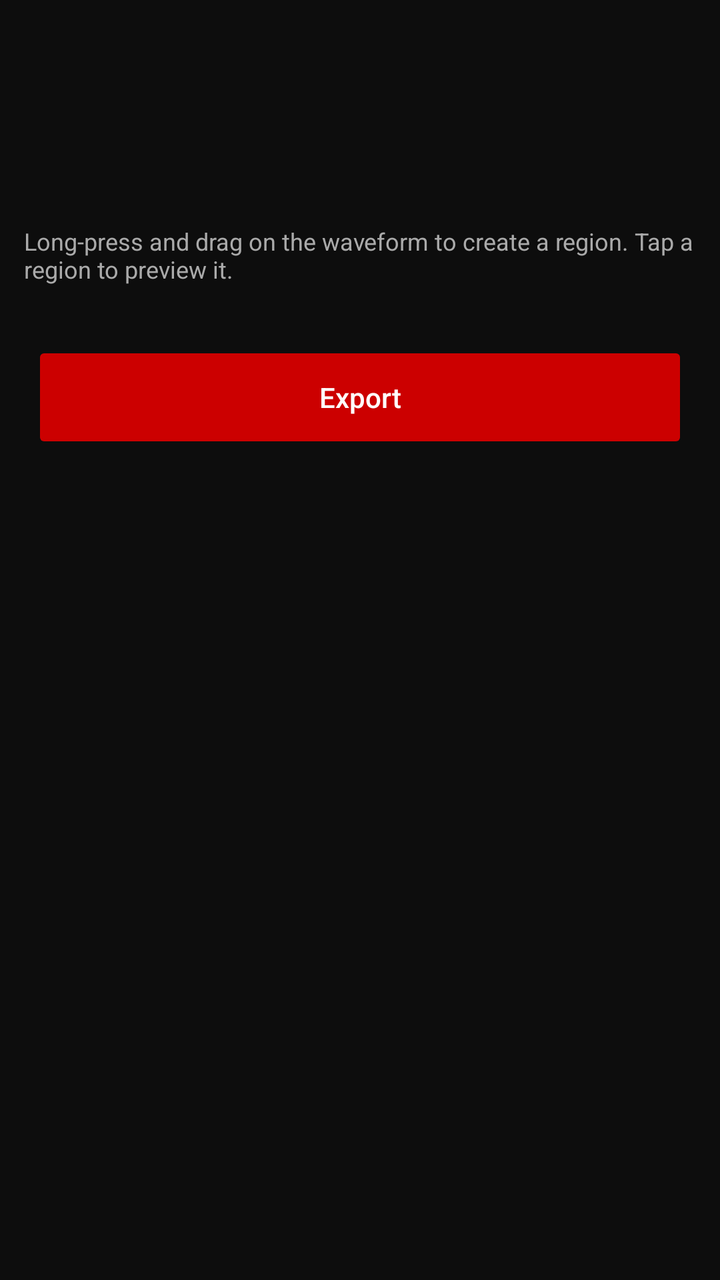
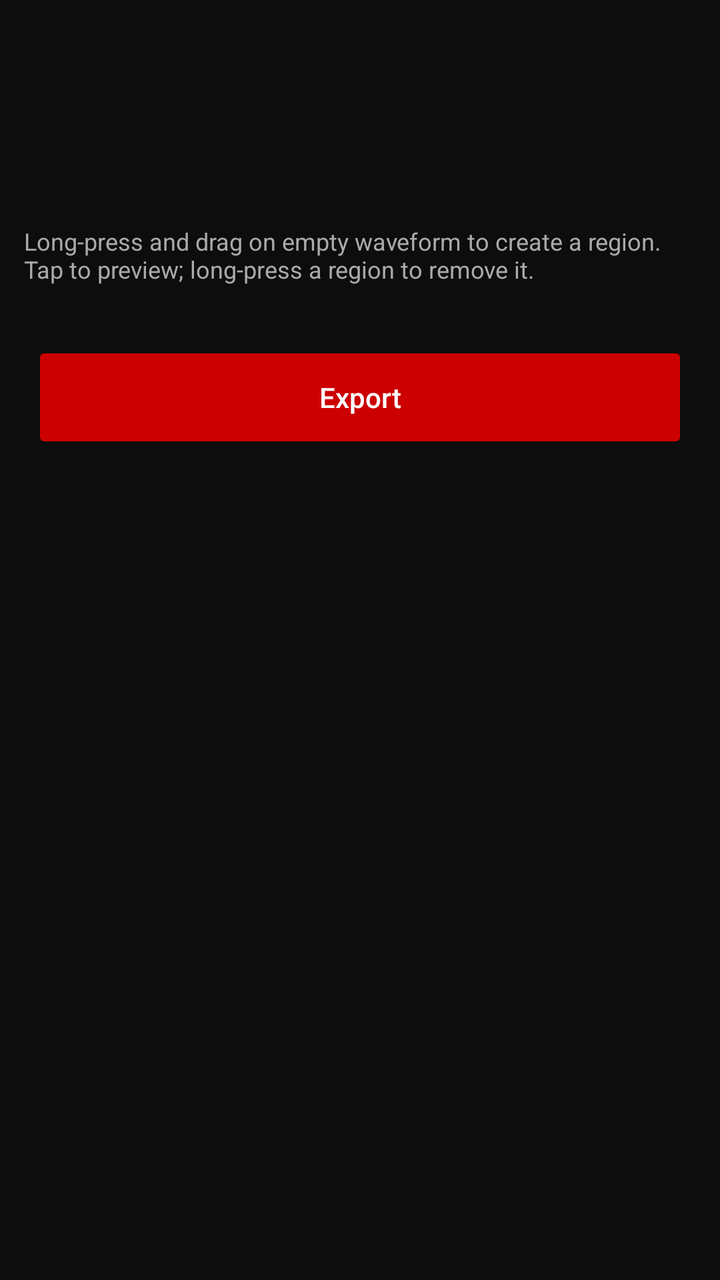

An Android layout rendered at two revisions. The XML below is the earlier revision; the diff shows what the commit changed to produce the second picture.
<!-- AndroidManifest.xml: application theme Theme.Ytmp3 -->
<!-- res/layout/activity_sample_editor.xml -->
<?xml version="1.0" encoding="utf-8"?>
<LinearLayout xmlns:android="http://schemas.android.com/apk/res/android"
    android:layout_width="match_parent"
    android:layout_height="match_parent"
    android:orientation="vertical"
    android:background="#0D0D0D"
    android:fitsSystemWindows="true">

    <TextView
        android:id="@+id/tv_editor_title"
        android:layout_width="match_parent"
        android:layout_height="wrap_content"
        android:padding="16dp"
        android:textColor="#FFFFFF"
        android:textSize="15sp"
        android:textStyle="bold"
        android:maxLines="1"
        android:ellipsize="end" />

    <ProgressBar
        android:id="@+id/progress_extracting"
        android:layout_width="wrap_content"
        android:layout_height="wrap_content"
        android:layout_gravity="center" />

    <com.ytmp3.WaveformView
        android:id="@+id/waveform"
        android:layout_width="match_parent"
        android:layout_height="0dp"
        android:layout_weight="1"
        android:visibility="gone" />

    <TextView
        android:id="@+id/tv_region_count"
        android:layout_width="match_parent"
        android:layout_height="wrap_content"
        android:padding="12dp"
        android:textColor="#AAAAAA"
        android:textSize="12sp"
        android:text="Long-press and drag on the waveform to create a region. Tap a region to preview it." />

    <Button
        android:id="@+id/btn_export"
        android:layout_width="match_parent"
        android:layout_height="56dp"
        android:layout_margin="16dp"
        android:backgroundTint="#CC0000"
        android:text="Export"
        android:textAllCaps="false"
        android:textColor="#FFFFFF"
        android:enabled="false" />

</LinearLayout>
<!-- resources referenced by this layout -->
<resources>
  <style name="Theme.Ytmp3" parent="Theme.Material3.Dark.NoActionBar">
          <item name="colorPrimary">#CC0000</item>
          <item name="colorOnPrimary">#FFFFFF</item>
          <item name="colorSurface">#0D0D0D</item>
          <item name="colorOnSurface">#FFFFFF</item>
          <item name="android:windowBackground">#0D0D0D</item>
          <item name="android:statusBarColor">#0D0D0D</item>
          <item name="android:navigationBarColor">#0D0D0D</item>
      </style>
</resources>

<!-- the commit's change to res/layout/activity_sample_editor.xml (unified diff, before → after) -->
@@ -37,7 +37,7 @@
         android:padding="12dp"
         android:textColor="#AAAAAA"
         android:textSize="12sp"
-        android:text="Long-press and drag on the waveform to create a region. Tap a region to preview it." />
+        android:text="Long-press and drag on empty waveform to create a region. Tap to preview; long-press a region to remove it." />
 
     <Button
         android:id="@+id/btn_export"
